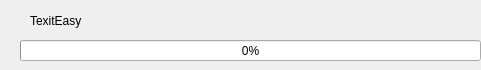
First picture: the form in source/dialogdownloadupdate.ui, repository Bramas/texiteasy, before the edit.
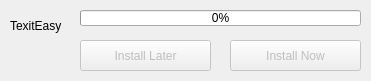
Second picture: the form after the edit. Icons and pictures are not drawn.

```diff
--- a/source/dialogdownloadupdate.ui
+++ b/source/dialogdownloadupdate.ui
@@ -6,20 +6,23 @@
    <rect>
     <x>0</x>
     <y>0</y>
-    <width>481</width>
-    <height>70</height>
+    <width>371</width>
+    <height>81</height>
    </rect>
   </property>
   <property name="windowTitle">
    <string>Dialog</string>
   </property>
   <widget class="QLabel" name="label">
+   <property name="enabled">
+    <bool>true</bool>
+   </property>
    <property name="geometry">
     <rect>
-     <x>30</x>
+     <x>10</x>
      <y>10</y>
-     <width>351</width>
-     <height>21</height>
+     <width>141</width>
+     <height>31</height>
     </rect>
    </property>
    <property name="text">
@@ -29,16 +32,67 @@
   <widget class="QProgressBar" name="progressBar">
    <property name="geometry">
     <rect>
-     <x>20</x>
-     <y>40</y>
-     <width>461</width>
-     <height>21</height>
+     <x>80</x>
+     <y>10</y>
+     <width>281</width>
+     <height>16</height>
     </rect>
    </property>
    <property name="value">
     <number>0</number>
    </property>
   </widget>
+  <widget class="QPushButton" name="pushButtonInstallAndRestart">
+   <property name="enabled">
+    <bool>false</bool>
+   </property>
+   <property name="geometry">
+    <rect>
+     <x>230</x>
+     <y>40</y>
+     <width>131</width>
+     <height>31</height>
+    </rect>
+   </property>
+   <property name="text">
+    <string>Install Now</string>
+   </property>
+  </widget>
+  <widget class="QPushButton" name="pushButtonInstallLater">
+   <property name="enabled">
+    <bool>false</bool>
+   </property>
+   <property name="geometry">
+    <rect>
+     <x>80</x>
+     <y>40</y>
+     <width>131</width>
+     <height>31</height>
+    </rect>
+   </property>
+   <property name="text">
+    <string>Install Later</string>
+   </property>
+  </widget>
+  <widget class="QLabel" name="label_2">
+   <property name="geometry">
+    <rect>
+     <x>10</x>
+     <y>10</y>
+     <width>51</width>
+     <height>61</height>
+    </rect>
+   </property>
+   <property name="text">
+    <string/>
+   </property>
+   <property name="pixmap">
+    <pixmap resource="icons.qrc">:/data/icons/appicon.png</pixmap>
+   </property>
+   <property name="scaledContents">
+    <bool>true</bool>
+   </property>
+  </widget>
  </widget>
  <resources/>
  <connections/>
```
Left out of the diff: 8 changed lines with no effect on the pictures.
